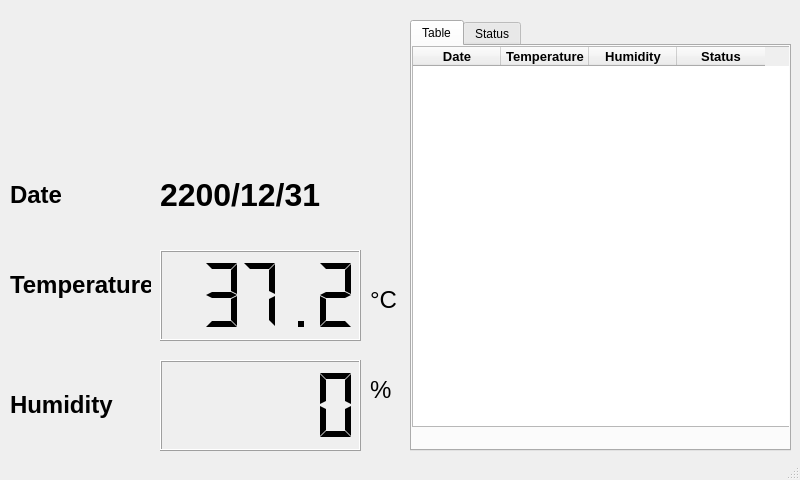
Above: HTsensor_record.ui from TaroballzChen/RaspberryPi_HTsensor_display before the change. Below: the same form after it.
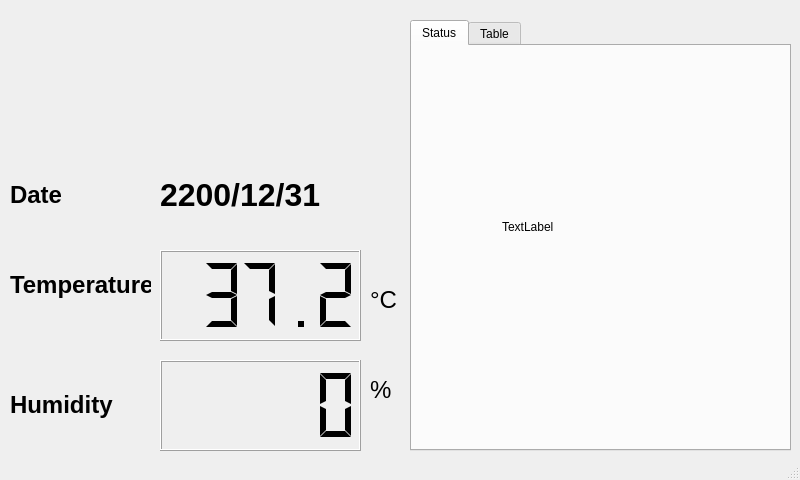
That is the form after the change.

The edit to the form file:
```diff
--- a/HTsensor_record.ui
+++ b/HTsensor_record.ui
@@ -158,6 +158,24 @@
     </property>
     <widget class="QWidget" name="tab">
      <attribute name="title">
+      <string>Status</string>
+     </attribute>
+     <widget class="QLabel" name="StatusLabel">
+      <property name="geometry">
+       <rect>
+        <x>90</x>
+        <y>60</y>
+        <width>231</width>
+        <height>241</height>
+       </rect>
+      </property>
+      <property name="text">
+       <string>TextLabel</string>
+      </property>
+     </widget>
+    </widget>
+    <widget class="QWidget" name="tab_2">
+     <attribute name="title">
       <string>Table</string>
      </attribute>
      <widget class="QTableWidget" name="tableWidget">
@@ -239,24 +257,6 @@
       </column>
      </widget>
     </widget>
-    <widget class="QWidget" name="tab_2">
-     <attribute name="title">
-      <string>Status</string>
-     </attribute>
-     <widget class="QLabel" name="StatusLabel">
-      <property name="geometry">
-       <rect>
-        <x>60</x>
-        <y>60</y>
-        <width>231</width>
-        <height>241</height>
-       </rect>
-      </property>
-      <property name="text">
-       <string>TextLabel</string>
-      </property>
-     </widget>
-    </widget>
    </widget>
    <widget class="QLabel" name="Logo">
     <property name="geometry">
```
